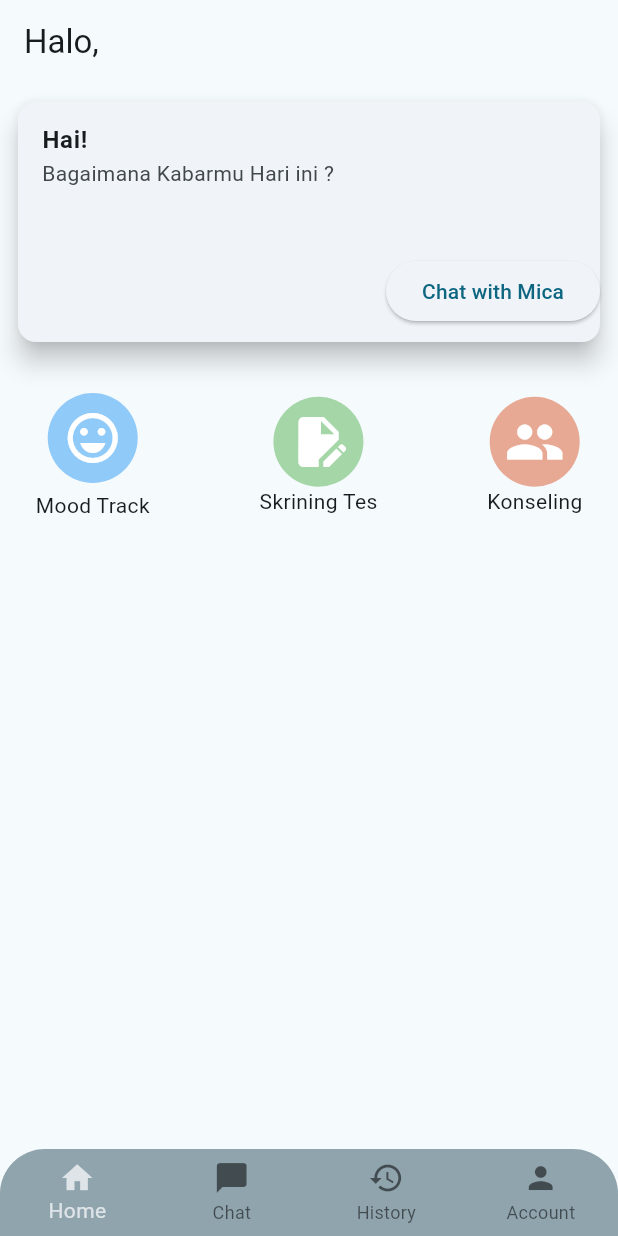
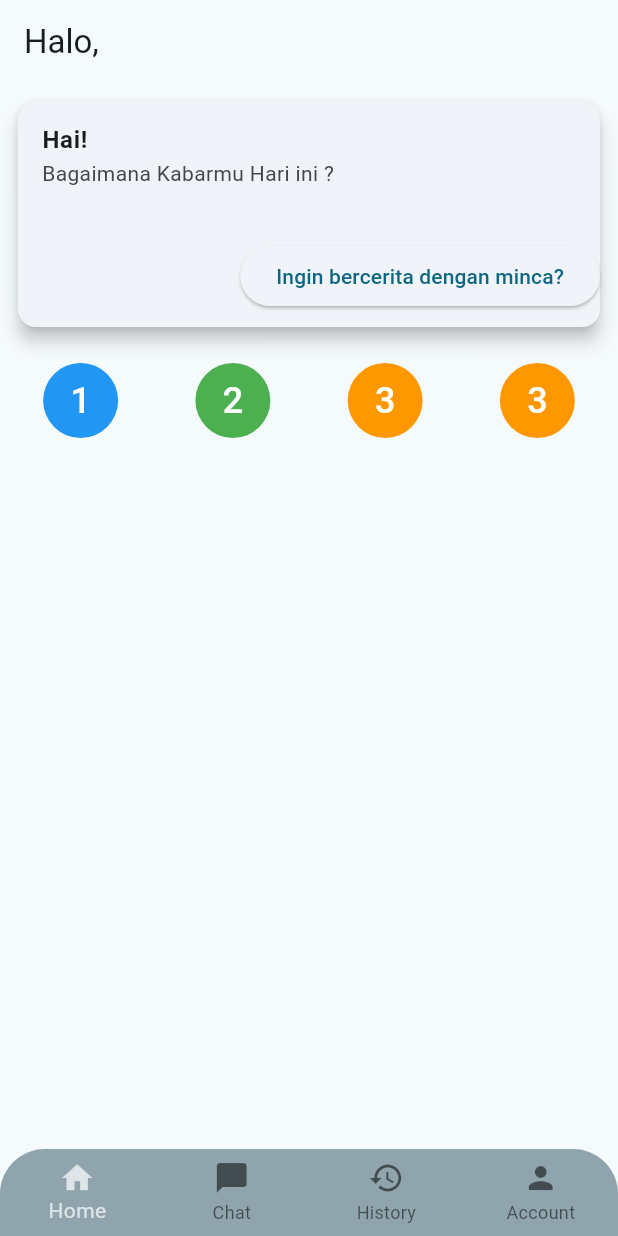
Before and after one commit to Anisa-Yunia/MindCare-MiniProject, a Flutter app: the HomeScreen screen opened directly with empty values, on a phone screen of 412 x 824 dp. Run offline on Flutter 3.47's test engine with Material 2 defaults, Android fonts, the phone set to English and light mode, and no system bars; our stand-ins replace firebase_auth, firebase_core; accounts and stored records are empty.

Commit message:
more error

```diff
--- a/mind_care/lib/view/account_view.dart
+++ b/mind_care/lib/view/account_view.dart
@@ -1,8 +1,8 @@
 import 'package:flutter/material.dart';
 import 'package:mind_care/viewModel/widget/bottom_navigator.dart';
 
-class profile extends StatelessWidget {
-  profile({super.key});
+class akun extends StatelessWidget {
+  akun({super.key});
   final List<String> menuItems = [
     'Item 1',
     'Item 2',
@@ -25,7 +25,7 @@ class profile extends StatelessWidget {
               },
             );
           }),
-          bottomNavigationBar: CurvedBottomNavigationBar(),
+      bottomNavigationBar: CurvedBottomNavigationBar(),
     );
   }
 }
--- a/mind_care/lib/view/home_view.dart
+++ b/mind_care/lib/view/home_view.dart
@@ -1,5 +1,3 @@
-// ignore_for_file: prefer_const_constructors_in_immutables
-
 import 'package:firebase_auth/firebase_auth.dart';
 import 'package:flutter/material.dart';
 import 'package:mind_care/view/login_view.dart';
@@ -36,13 +34,40 @@ class _HomeScreenState extends State<HomeScreen> {
         title: Text('Halo, ${_currentUser.displayName} '),
       ),
       bottomNavigationBar: CurvedBottomNavigationBar(),
-      body: SingleChildScrollView(
+      body: WillPopScope(
+        onWillPop: () async {
+          final logout = await showDialog<bool>(
+            context: context,
+            builder: (context) {
+              return AlertDialog(
+                title: new Text('Are you sure?'),
+                content: new Text('Do you want to logout from this App'),
+                actionsAlignment: MainAxisAlignment.spaceBetween,
+                actions: [
+                  TextButton(
+                    onPressed: () {
+                      Logout();
+                    },
+                    child: const Text('Yes'),
+                  ),
+                  TextButton(
+                    onPressed: () {
+                      Navigator.pop(context, false);
+                    },
+                    child: const Text('No'),
+                  ),
+                ],
+              );
+            },
+          );
+          return logout!;
+        },
         child: Padding(
           padding: const EdgeInsets.all(8.0),
           child: Column(
             children: [
               Card(
-                elevation: 7, // Tinggi bayangan card
+                elevation: 5, // Tinggi bayangan card
                 child: Column(
                   mainAxisSize: MainAxisSize.min,
                   children: <Widget>[
@@ -52,12 +77,13 @@ class _HomeScreenState extends State<HomeScreen> {
                               fontSize: 16, fontWeight: FontWeight.bold)),
                       subtitle: Text('Bagaimana Kabarmu Hari ini ?'),
                     ),
-                    SizedBox(height: 30),
+                    SizedBox(height: 20),
                     Row(
                       mainAxisAlignment: MainAxisAlignment.end,
                       children: [
                         ElevatedButton(
-                            onPressed: () {}, child: Text('Chat with Mica')),
+                            onPressed: () {},
+                            child: Text('Ingin bercerita dengan minca?')),
                       ],
                     ),
                     SizedBox(
@@ -67,32 +93,21 @@ class _HomeScreenState extends State<HomeScreen> {
                 ),
               ),
               SizedBox(
-                height: 30,
+                height: 20,
               ),
               Row(
-                mainAxisAlignment: MainAxisAlignment.spaceAround,
+                mainAxisAlignment: MainAxisAlignment.spaceEvenly,
                 children: [
                   GestureDetector(
                     onTap: () {
                       // Pindah ke halaman pertama
                       //Navigator.push(context, MaterialPageRoute(builder: (context) => PageOne()));
                     },
-                    child: Column(
-                      children: [
-                        CircleAvatar(
-                          backgroundColor: Colors.blue.shade200,
-                          radius: 30.0,
-                          child: Icon(
-                            Icons.emoji_emotions_outlined,
-                            size: 40,
-                            color: Colors.white,
-                          ),
-                        ),
-                        SizedBox(
-                          height: 5.0,
-                        ),
-                        Text('Mood Track')
-                      ],
+                    child: CircleAvatar(
+                      backgroundColor: Colors.blue,
+                      radius: 25.0,
+                      child: Text('1',
+                          style: TextStyle(fontSize: 24, color: Colors.white)),
                     ),
                   ),
                   SizedBox(width: 10.0),
@@ -101,18 +116,11 @@ class _HomeScreenState extends State<HomeScreen> {
                       // Pindah ke halaman kedua
                       //Navigator.push(context, MaterialPageRoute(builder: (context) => PageTwo()));
                     },
-                    child: Column(
-                      children: [
-                        CircleAvatar(
-                            backgroundColor: Colors.green.shade200,
-                            radius: 30.0,
-                            child: Icon(
-                              Icons.edit_document,
-                              size: 40,
-                              color: Colors.white,
-                            )),
-                        Text('Skrining Tes')
-                      ],
+                    child: CircleAvatar(
+                      backgroundColor: Colors.green,
+                      radius: 25.0,
+                      child: Text('2',
+                          style: TextStyle(fontSize: 24, color: Colors.white)),
                     ),
                   ),
                   SizedBox(width: 10.0),
@@ -121,18 +129,24 @@ class _HomeScreenState extends State<HomeScreen> {
                       // Pindah ke halaman ketiga
                       //Navigator.push(context, MaterialPageRoute(builder: (context) => PageThree()));
                     },
-                    child: Column(
-                      children: [
-                        CircleAvatar(
-                            backgroundColor: Color.fromARGB(255, 231, 169, 148),
-                            radius: 30.0,
-                            child: Icon(
-                              Icons.people_sharp,
-                              size: 40,
-                              color: Colors.white,
-                            )),
-                        Text('Konseling')
-                      ],
+                    child: CircleAvatar(
+                      backgroundColor: Colors.orange,
+                      radius: 25.0,
+                      child: Text('3',
+                          style: TextStyle(fontSize: 24, color: Colors.white)),
+                    ),
+                  ),
+                  SizedBox(width: 10.0),
+                  GestureDetector(
+                    onTap: () {
+                      // Pindah ke halaman ketiga
+                      //Navigator.push(context, MaterialPageRoute(builder: (context) => PageThree()));
+                    },
+                    child: CircleAvatar(
+                      backgroundColor: Colors.orange,
+                      radius: 25.0,
+                      child: Text('3',
+                          style: TextStyle(fontSize: 24, color: Colors.white)),
                     ),
                   ),
                 ],
```
Also changed, not shown: mind_care/lib/main.dart (+11 -1 lines), mind_care/lib/models/user.dart (added, +7 -0 lines), mind_care/lib/viewModel/home_screen_viewmodel.dart (added, +11 -0 lines), mind_care/lib/viewModel/widget/bottom_navigator.dart (+4 -7 lines).
